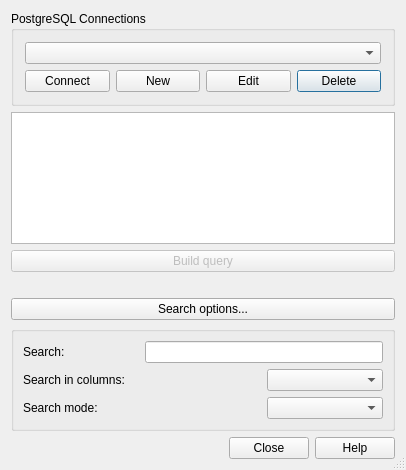
This is qgis/src/ui/qgspgsourceselectbase.ui in sourcepole/qgis as Qt 5 draws it before an edit. The edited form follows.
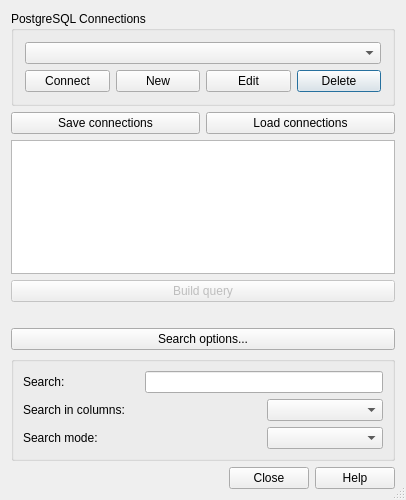
This is the edited form. Icons and pictures are not drawn.

Commit message: Applied patch #2341 (loading and saving of WMS and PostGIS connections) from alexbruy

Diff of the .ui file:
```diff
--- a/qgis/src/ui/qgspgsourceselectbase.ui
+++ b/qgis/src/ui/qgspgsourceselectbase.ui
@@ -7,7 +7,7 @@
     <x>0</x>
     <y>0</y>
     <width>406</width>
-    <height>470</height>
+    <height>500</height>
    </rect>
   </property>
   <property name="windowTitle">
@@ -71,6 +71,24 @@
      </layout>
     </widget>
    </item>
+   <item>
+    <layout class="QHBoxLayout" name="horizontalLayout">
+     <item>
+      <widget class="QPushButton" name="btnSave">
+       <property name="text">
+        <string>Save connections</string>
+       </property>
+      </widget>
+     </item>
+     <item>
+      <widget class="QPushButton" name="btnLoad">
+       <property name="text">
+        <string>Load connections</string>
+       </property>
+      </widget>
+     </item>
+    </layout>
+   </item>
    <item>
     <widget class="QTreeView" name="mTablesTreeView">
      <property name="selectionMode">
```
Left out of the diff: 8 changed lines with no effect on the pictures. The commit also changes 9 other files.
